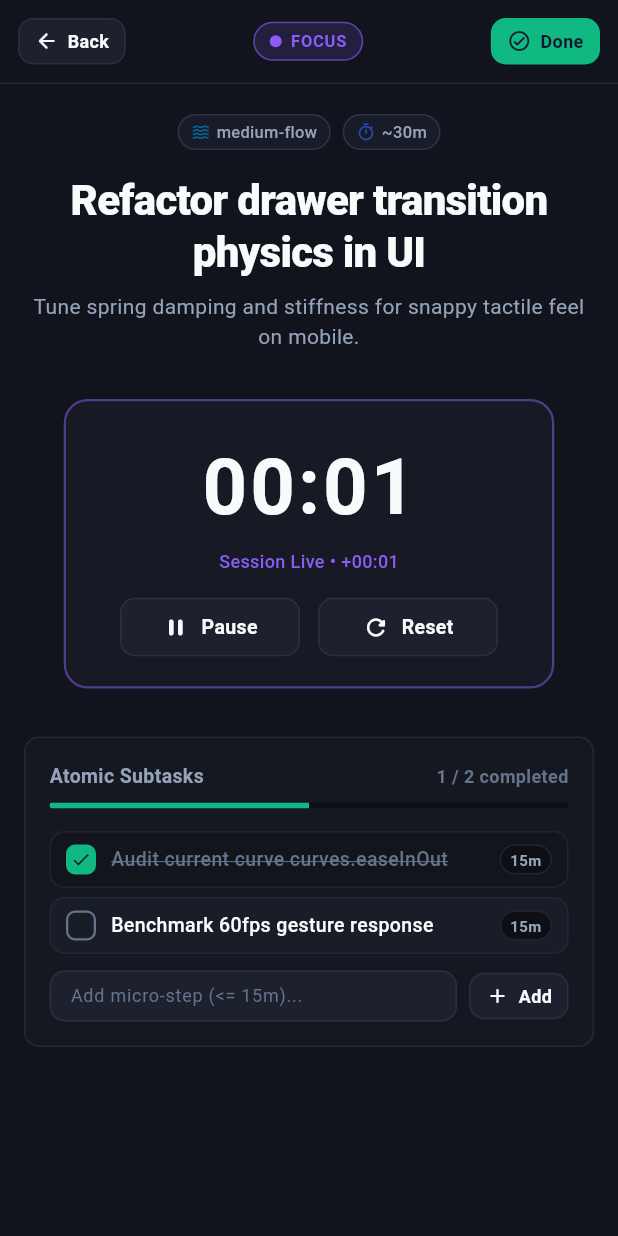
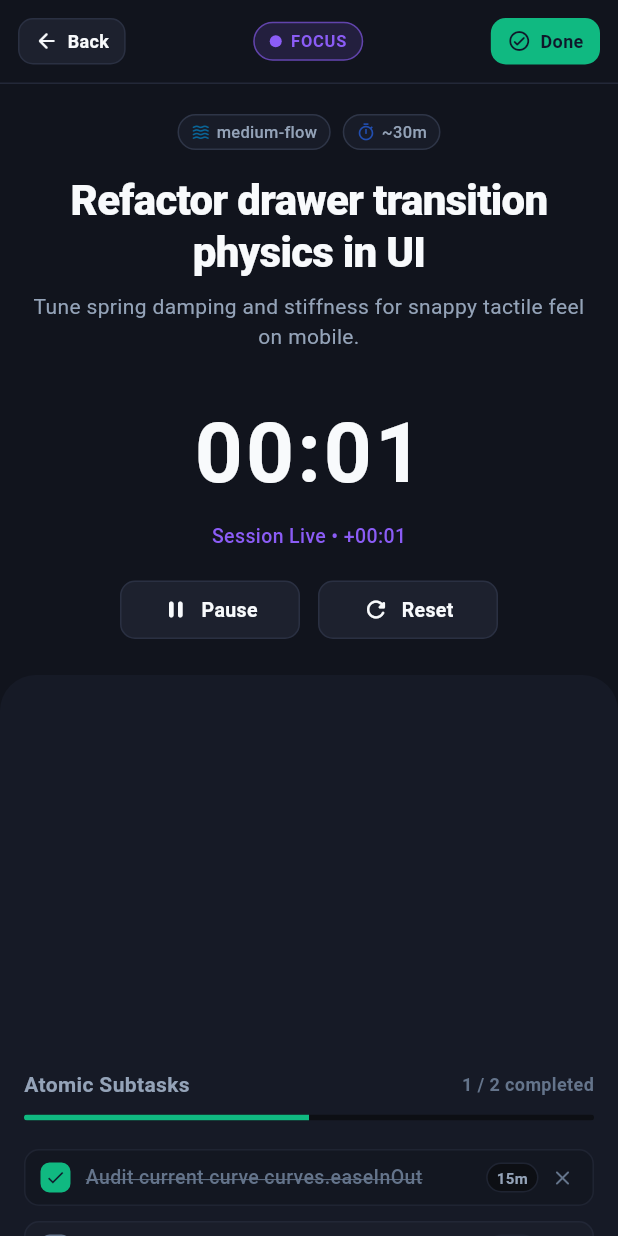
Before and after one commit to Cris92bb/Pin, a Flutter app: the screen it shows after launch, after a tap on the "wb sunny" icon, after a tap on "ACTIVE FOCUS", on a phone screen of 412 x 824 dp. Run offline on Flutter 3.47's test engine with Material 3 defaults, Android fonts, the phone set to English and light mode, and no system bars; our stand-ins replace flutter_riverpod, shared_preferences.

Commit message:
feat(focus): remove timer card outline, add sticky minimized timer banner, and make subtasks full screen

```diff
--- a/lib/features/focus_mode/ui/focus_mode_view.dart
+++ b/lib/features/focus_mode/ui/focus_mode_view.dart
@@ -31,24 +31,37 @@ class FocusModeView extends ConsumerStatefulWidget {
 class _FocusModeViewState extends ConsumerState<FocusModeView> {
   late PinTask _currentTask;
   late final TextEditingController _stepController;
+  late final ScrollController _scrollController;
   final FocusNode _keyboardFocusNode = FocusNode();
 
   Timer? _timer;
   bool _isRunning = false;
   int _sessionSeconds = 0;
   bool _isCompletedState = false;
+  bool _isScrolledPastTimer = false;
 
   @override
   void initState() {
     super.initState();
     _currentTask = widget.task;
     _stepController = TextEditingController();
+    _scrollController = ScrollController()..addListener(_onScroll);
     _startTimer(); // Auto-start timer upon entering Focus Mode for instant immersion
+  }
+
+  void _onScroll() {
+    if (!_scrollController.hasClients) return;
+    final isPast = _scrollController.offset > 170;
+    if (isPast != _isScrolledPastTimer) {
+      setState(() => _isScrolledPastTimer = isPast);
+    }
   }
 
   @override
   void dispose() {
     _timer?.cancel();
+    _scrollController.removeListener(_onScroll);
+    _scrollController.dispose();
     _stepController.dispose();
     _keyboardFocusNode.dispose();
     super.dispose();
@@ -168,6 +181,15 @@ class _FocusModeViewState extends ConsumerState<FocusModeView> {
     ref.read(taskStateProvider.notifier).updateTask(updatedTask);
   }
 
+  void _deleteStep(int index) {
+    final updatedList = List<AtomicStep>.from(_currentTask.subtasks)
+      ..removeAt(index);
+    final updatedTask = _currentTask.copyWith(subtasks: updatedList);
+
+    setState(() => _currentTask = updatedTask);
+    ref.read(taskStateProvider.notifier).updateTask(updatedTask);
+  }
+
   @override
   Widget build(BuildContext context) {
     // Total elapsed time including previous sessions
@@ -259,6 +281,102 @@ class _FocusModeViewState extends ConsumerState<FocusModeView> {
     );
   }
 
+  Widget _buildStickyTimerBanner(
+    bool isDark,
+    int totalElapsedSeconds,
+    Color textPrimary,
+    Color textSecondary,
+    Color textMuted,
+    Color borderSubtle,
+  ) {
+    final bannerBg = isDark ? PinTokens.surfaceColumn : Colors.white;
+
+    return Container(
+      key: const ValueKey('sticky_timer_banner'),
+      padding: const EdgeInsets.symmetric(
+        horizontal: PinTokens.space16,
+        vertical: 8,
+      ),
+      decoration: BoxDecoration(
+        color: bannerBg,
+        border: Border(
+          bottom: BorderSide(color: borderSubtle, width: 1),
+        ),
+        boxShadow: [
+          BoxShadow(
+            color: Colors.black.withValues(alpha: isDark ? 0.25 : 0.05),
+            blurRadius: 8,
+            offset: const Offset(0, 2),
+          ),
+        ],
+      ),
+      child: Row(
+        children: [
+          // Pulsing status dot
+          Container(
+            width: 8,
+            height: 8,
+            decoration: BoxDecoration(
+              shape: BoxShape.circle,
+              color: _isRunning ? PinTokens.accentEmerald : textMuted,
+            ),
+          ),
+          const SizedBox(width: 8),
+
+          // Compact Timer Digits
+          Text(
+            DateHelpers.formatSeconds(totalElapsedSeconds),
+            style: TextStyle(
+              fontSize: 18,
+              fontWeight: FontWeight.w700,
+              fontFeatures: const [FontFeature.tabularFigures()],
+              color: textPrimary,
+              letterSpacing: 0.5,
+            ),
+          ),
+          const SizedBox(width: 8),
+
+          // Status text
+          Text(
+            _isRunning ? 'Live' : 'Paused',
+            style: TextStyle(
+              fontSize: 11,
+              fontWeight: FontWeight.w600,
+              color: _isRunning
+                  ? (isDark ? PinTokens.accentViolet : const Color(0xFF6D28D9))
+                  : textMuted,
+            ),
+          ),
+
+          const Spacer(),
+
+          // Compact action buttons
+          PinButton(
+            icon: _isRunning
+                ? Icons.pause_rounded
+                : Icons.play_arrow_rounded,
+            text: _isRunning ? 'Pause' : 'Resume',
+            variant: _isRunning
+                ? PinButtonVariant.secondary
+                : PinButtonVariant.primary,
+            isCompact: true,
+            onPressed: _toggleTimer,
+          ),
+          const SizedBox(width: 8),
+          PinButton(
+            icon: Icons.refresh_rounded,
+            text: 'Reset',
+            variant: PinButtonVariant.secondary,
+            isCompact: true,
+            onPressed: () {
+              setState(() => _sessionSeconds = 0);
+            },
+          ),
+        ],
+      ),
+    );
+  }
+
   Widget _buildImmersiveView(
     int totalElapsedSeconds,
     int totalSteps,
@@ -267,7 +385,7 @@ class _FocusModeViewState extends ConsumerState<FocusModeView> {
   ) {
     return LayoutBuilder(
       builder: (context, constraints) {
-        final isNarrow = constraints.maxWidth < 480;
+        final isNarrow = constraints.maxWidth < 640;
         final isVeryNarrow = constraints.maxWidth < 360;
         final isDark = Theme.of(context).brightness == Brightness.dark;
 
@@ -282,11 +400,11 @@ class _FocusModeViewState extends ConsumerState<FocusModeView> {
         final borderDefault =
             isDark ? PinTokens.borderDefault : PinTokens.lightBorderSubtle;
 
-        final timerCardBg =
-            isDark ? PinTokens.surfaceColumn : const Color(0xFFF8FAFC);
-        final checklistCardBg = isDark
-            ? PinTokens.surfaceColumn.withValues(alpha: 0.6)
-            : const Color(0xFFF8FAFC);
+        // Subtasks background has a slightly different background color from the timer
+        final subtasksBg = isDark
+            ? const Color(0xFF161A26)
+            : const Color(0xFFF3F4F6);
+
         final inputBg = isDark ? PinTokens.surfaceCard : Colors.white;
 
         return Column(
@@ -375,18 +493,39 @@ class _FocusModeViewState extends ConsumerState<FocusModeView> {
               ),
             ),
 
-            // Core Task & Timer Canvas
+            // Top Sticky Minimized Timer Banner (appears when scrolling past the big timer)
+            AnimatedSize(
+              duration: const Duration(milliseconds: 220),
+              curve: Curves.easeInOutCubic,
+              child: _isScrolledPastTimer
+                  ? _buildStickyTimerBanner(
+                      isDark,
+                      totalElapsedSeconds,
+                      textPrimary,
+                      textSecondary,
+                      textMuted,
+                      borderSubtle,
+                    )
+                  : const SizedBox.shrink(),
+            ),
+
+            // Unified Scrollable Canvas
             Expanded(
               child: SingleChildScrollView(
-                padding: EdgeInsets.symmetric(
-                  horizontal: isNarrow ? PinTokens.space16 : PinTokens.space24,
-                  vertical: PinTokens.space20,
+                controller: _scrollController,
+                child: Column(
+                  children: [
+                    // Timer & Task Hero Section (No card / No outline)
+                    Padding(
+                      padding: EdgeInsets.fromLTRB(
+                        isNarrow ? PinTokens.space16 : PinTokens.space24,
+                        PinTokens.space20,
+                        isNarrow ? PinTokens.space16 : PinTokens.space24,
+                        PinTokens.space24,
                       ),
-                child: Center(
                       child: ConstrainedBox(
                         constraints: const BoxConstraints(maxWidth: 680),
                         child: Column(
-                      mainAxisAlignment: MainAxisAlignment.center,
                           children: [
                             // Meta Chips
                             Row(
@@ -429,43 +568,30 @@ class _FocusModeViewState extends ConsumerState<FocusModeView> {
                                 ),
                               ),
                             ],
-                        const SizedBox(height: 32),
+                            const SizedBox(height: 28),
 
-                        // Big Live Stopwatch Display
-                        Container(
-                          padding: const EdgeInsets.symmetric(
-                            horizontal: 36,
-                            vertical: 20,
-                          ),
-                          decoration: BoxDecoration(
-                            color: timerCardBg,
-                            borderRadius: PinTokens.radiusLg,
-                            border: Border.all(
-                              color: _isRunning
-                                  ? PinTokens.accentViolet.withValues(alpha: isDark ? 0.5 : 0.7)
-                                  : borderDefault,
-                              width: 1.5,
-                            ),
-                          ),
-                          child: Column(
+                            // Big Stopwatch Display (Clean: No outline card effect)
+                            Column(
                               children: [
                                 Text(
                                   DateHelpers.formatSeconds(totalElapsedSeconds),
                                   style: TextStyle(
-                                  fontSize: 52,
+                                    fontSize: 56,
                                     fontWeight: FontWeight.w700,
-                                  fontFeatures: const [FontFeature.tabularFigures()],
+                                    fontFeatures: const [
+                                      FontFeature.tabularFigures()
+                                    ],
                                     color: textPrimary,
                                     letterSpacing: 2.0,
                                   ),
                                 ),
-                              const SizedBox(height: 4),
+                                const SizedBox(height: 6),
                                 Text(
                                   _isRunning
                                       ? 'Session Live • +${DateHelpers.formatSeconds(_sessionSeconds)}'
                                       : 'Session Paused',
                                   style: TextStyle(
-                                  fontSize: 12,
+                                    fontSize: 13,
                                     fontWeight: FontWeight.w500,
                                     color: _isRunning
                                         ? (isDark
@@ -474,7 +600,7 @@ class _FocusModeViewState extends ConsumerState<FocusModeView> {
                                         : textMuted,
                                   ),
                                 ),
-                              const SizedBox(height: 16),
+                                const SizedBox(height: 20),
                                 Wrap(
                                   spacing: 12,
                                   runSpacing: 8,
@@ -504,23 +630,34 @@ class _FocusModeViewState extends ConsumerState<FocusModeView> {
                                 ),
                               ],
                             ),
-                        ),
-                        const SizedBox(height: 32),
-
-                        // Checklist Section
-                        Container(
-                          width: double.infinity,
-                          padding: const EdgeInsets.all(PinTokens.space16),
-                          decoration: BoxDecoration(
-                            color: checklistCardBg,
-                            borderRadius: PinTokens.radiusMd,
-                            border: Border.all(
-                              color: isDark
-                                  ? PinTokens.borderDefault.withValues(alpha: 0.7)
-                                  : borderSubtle,
-                              width: 1,
+                          ],
                         ),
                       ),
+                    ),
+
+                    // Full-Screen Subtasks Section (Slightly different background, no card outline)
+                    ConstrainedBox(
+                      constraints: BoxConstraints(
+                        minHeight: constraints.maxHeight - 100 > 240
+                            ? constraints.maxHeight - 100
+                            : 240,
+                      ),
+                      child: Container(
+                        width: double.infinity,
+                        padding: EdgeInsets.symmetric(
+                          horizontal:
+                              isNarrow ? PinTokens.space16 : PinTokens.space24,
+                          vertical: PinTokens.space24,
+                        ),
+                        decoration: BoxDecoration(
+                          color: subtasksBg,
+                          borderRadius: const BorderRadius.vertical(
+                            top: Radius.circular(24),
+                          ),
+                        ),
+                        child: Center(
+                          child: ConstrainedBox(
+                            constraints: const BoxConstraints(maxWidth: 680),
                             child: Column(
                               crossAxisAlignment: CrossAxisAlignment.start,
                               children: [
@@ -531,7 +668,7 @@ class _FocusModeViewState extends ConsumerState<FocusModeView> {
                                     Text(
                                       'Atomic Subtasks',
                                       style: TextStyle(
-                                      fontSize: 13,
+                                        fontSize: 14,
                                         fontWeight: FontWeight.w700,
                                         color: textSecondary,
                                       ),
@@ -550,7 +687,7 @@ class _FocusModeViewState extends ConsumerState<FocusModeView> {
                                   ],
                                 ),
                                 if (totalSteps > 0) ...[
-                                const SizedBox(height: 8),
+                                  const SizedBox(height: 10),
                                   ClipRRect(
                                     borderRadius: PinTokens.radiusFull,
                                     child: LinearProgressIndicator(
@@ -559,46 +696,51 @@ class _FocusModeViewState extends ConsumerState<FocusModeView> {
                                       backgroundColor: isDark
                                           ? PinTokens.canvasBg
                                           : const Color(0xFFE5E7EB),
-                                    valueColor: const AlwaysStoppedAnimation<Color>(
+                                      valueColor:
+                                          const AlwaysStoppedAnimation<Color>(
                                         PinTokens.accentEmerald,
                                       ),
                                     ),
                                   ),
                                 ],
-                              const SizedBox(height: 12),
+                                const SizedBox(height: 16),
 
-                              // Steps list
+                                // Subtasks list (full view, no 180px truncation)
                                 if (_currentTask.subtasks.isEmpty)
                                   Padding(
-                                  padding: const EdgeInsets.symmetric(vertical: 8.0),
+                                    padding: const EdgeInsets.symmetric(
+                                        vertical: 32.0),
                                     child: Center(
                                       child: Text(
                                         'No subtasks yet. Break this task into bite-sized steps below.',
                                         style: TextStyle(
-                                        fontSize: 12,
+                                          fontSize: 13,
                                           color: textMuted,
                                         ),
                                       ),
                                     ),
                                   )
                                 else
-                                ConstrainedBox(
-                                  constraints: const BoxConstraints(maxHeight: 180),
-                                  child: ListView.builder(
+                                  ListView.separated(
                                     shrinkWrap: true,
+                                    physics:
+                                        const NeverScrollableScrollPhysics(),
                                     itemCount: _currentTask.subtasks.length,
+                                    separatorBuilder: (_, __) =>
+                                        const SizedBox(height: 4),
                                     itemBuilder: (context, index) {
-                                      final step = _currentTask.subtasks[index];
+                                      final step =
+                                          _currentTask.subtasks[index];
                                       return AtomicStepTile(
                                         step: step,
-                                        isEditable: false,
+                                        isEditable: true,
                                         onToggle: (checked) =>
                                             _toggleStep(index, checked),
+                                        onDelete: () => _deleteStep(index),
                                       );
                                     },
                                   ),
-                                ),
-                              const SizedBox(height: 8),
+                                const SizedBox(height: 16),
 
                                 // Quick add step
                                 Row(
@@ -607,21 +749,23 @@ class _FocusModeViewState extends ConsumerState<FocusModeView> {
                                       child: TextField(
                                         controller: _stepController,
                                         style: TextStyle(
-                                        fontSize: 12,
+                                          fontSize: 13,
                                           color: textPrimary,
                                         ),
                                         decoration: InputDecoration(
-                                        hintText: 'Add micro-step (<= 15m)...',
+                                          hintText:
+                                              'Add micro-step (<= 15m)...',
                                           hintStyle: TextStyle(
                                             color: textMuted,
-                                          fontSize: 12,
+                                            fontSize: 13,
                                           ),
                                           filled: true,
                                           fillColor: inputBg,
                                           isDense: true,
-                                        contentPadding: const EdgeInsets.symmetric(
-                                          horizontal: 10,
-                                          vertical: 8,
+                                          contentPadding:
+                                              const EdgeInsets.symmetric(
+                                            horizontal: 12,
+                                            vertical: 10,
                                           ),
                                           border: OutlineInputBorder(
                                             borderRadius: PinTokens.radiusMd,
@@ -635,7 +779,8 @@ class _FocusModeViewState extends ConsumerState<FocusModeView> {
                                               color: borderDefault,
                                             ),
                                           ),
-                                        focusedBorder: const OutlineInputBorder(
+                                          focusedBorder:
+                                              const OutlineInputBorder(
                                             borderRadius: PinTokens.radiusMd,
                                             borderSide: BorderSide(
                                               color: PinTokens.accentViolet,
@@ -658,9 +803,10 @@ class _FocusModeViewState extends ConsumerState<FocusModeView> {
                               ],
                             ),
                           ),
-                      ],
                         ),
                       ),
+                    ),
+                  ],
                 ),
               ),
             ),
```
Also changed, not shown: 1 other file. Lines whose indentation alone changed are shown as unchanged.
